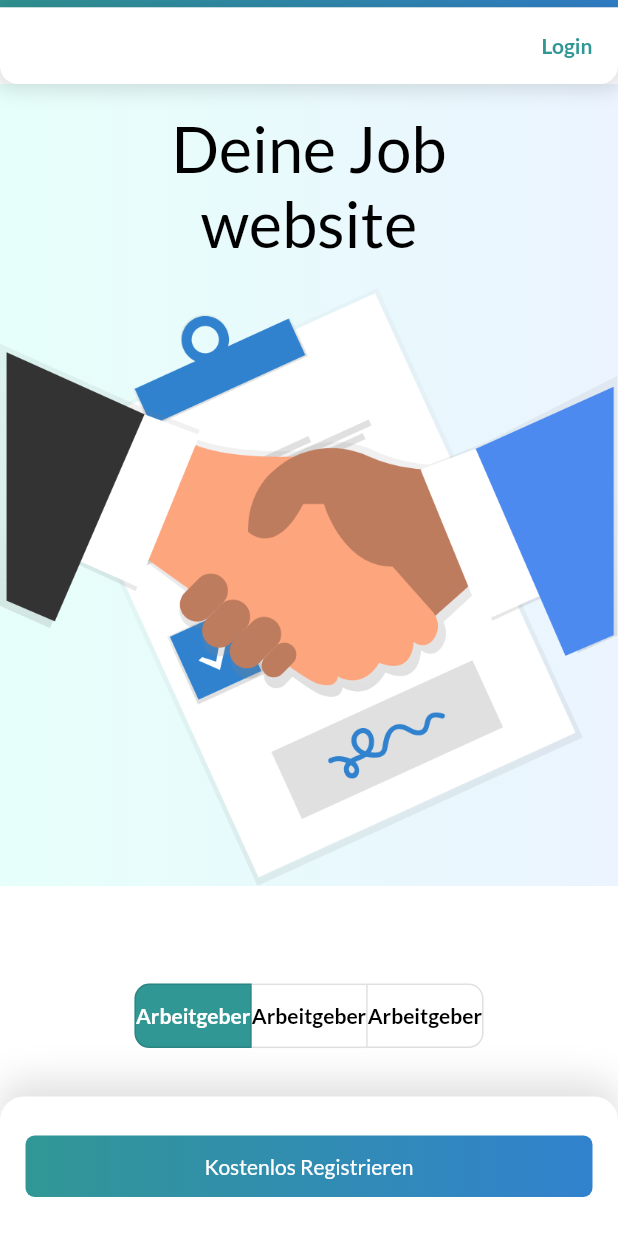
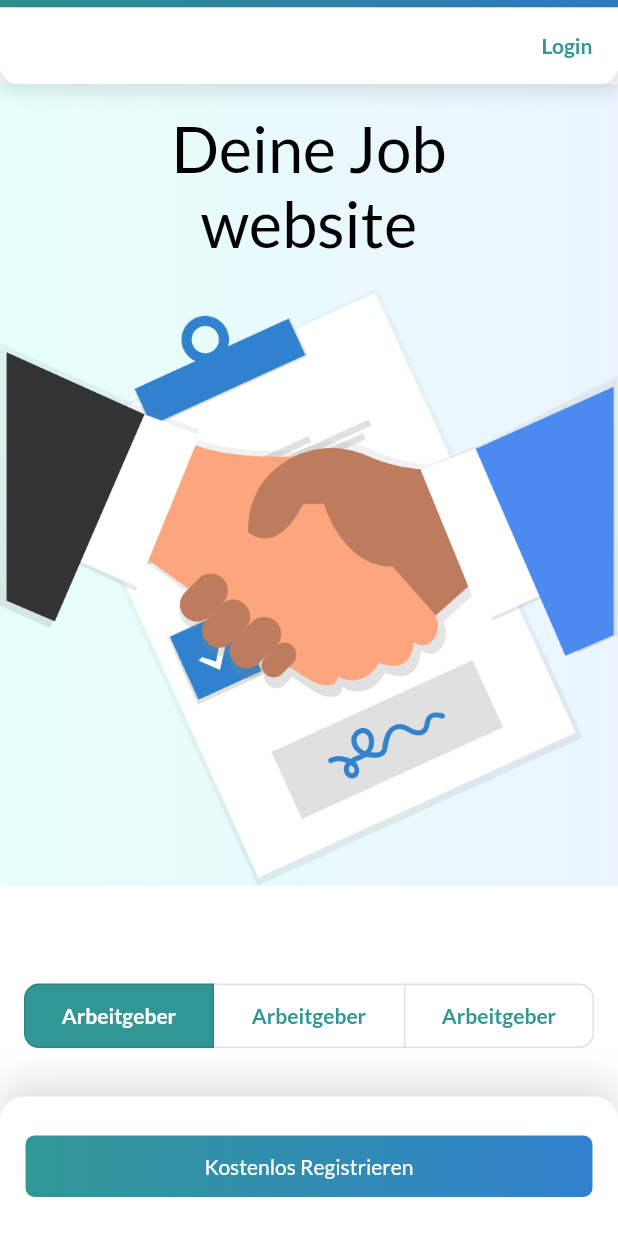
Before and after one commit to ologunB/test_project, a Flutter app: the screen it shows after launch, on a phone screen of 412 x 824 dp. Run offline on Flutter 3.47's test engine with Material 2 defaults, Android fonts, the phone set to English and light mode, and no system bars; our stand-ins replace responsive_builder.

Commit message:
last touches

```diff
--- a/lib/components/tab_widget.dart
+++ b/lib/components/tab_widget.dart
@@ -43,8 +43,9 @@ class _TabWidgetState extends State<TabWidget> {
                       textAlign: TextAlign.center,
                       style: TextStyle(
                           fontSize: 14,
-                          color:
-                              _currentIndex == 0 ? Colors.white : Colors.black,
+                          color: _currentIndex == 0
+                              ? Colors.white
+                              : AppColors.primary,
                           fontWeight: FontWeight.bold),
                     ),
                   ),
@@ -71,8 +72,9 @@ class _TabWidgetState extends State<TabWidget> {
                       textAlign: TextAlign.center,
                       style: TextStyle(
                           fontSize: 14,
-                          color:
-                              _currentIndex == 1 ? Colors.white : Colors.black,
+                          color: _currentIndex == 1
+                              ? Colors.white
+                              : AppColors.primary,
                           fontWeight: FontWeight.bold),
                     ),
                   ),
@@ -100,8 +102,9 @@ class _TabWidgetState extends State<TabWidget> {
                       textAlign: TextAlign.center,
                       style: TextStyle(
                           fontSize: 14,
-                          color:
-                              _currentIndex == 2 ? Colors.white : Colors.black,
+                          color: _currentIndex == 2
+                              ? Colors.white
+                              : AppColors.primary,
                           fontWeight: FontWeight.bold),
                     ),
                   ),
--- a/lib/screens/home_screen.dart
+++ b/lib/screens/home_screen.dart
@@ -1,4 +1,3 @@
-import 'package:flutter/cupertino.dart';
 import 'package:flutter/material.dart';
 import 'package:responsive_builder/responsive_builder.dart';
 import 'package:test_project/components/button.dart';
@@ -20,7 +19,7 @@ class _HomeScreenState extends State<HomeScreen> {
       builder: (context, sizingInformation) {
         bool isMobile = sizingInformation.isMobile ||
             sizingInformation.screenSize.width < 870;
-        print(isMobile);
+
         return Scaffold(
           backgroundColor: Colors.white,
           bottomNavigationBar: !isMobile
@@ -51,6 +50,7 @@ class _HomeScreenState extends State<HomeScreen> {
                 ),
           appBar: PreferredSize(
             child: Column(
+              mainAxisSize: MainAxisSize.min,
               children: [
                 Container(
                   height: 5,
@@ -161,7 +161,9 @@ class _HomeScreenState extends State<HomeScreen> {
                       mainAxisAlignment: MainAxisAlignment.center,
                       children: [
                         SizedBox(
-                          width: isMobile ? null : 480,
+                          width: isMobile
+                              ? MediaQuery.of(context).size.width
+                              : 480,
                           child: TabWidget(),
                         ),
                       ],
@@ -209,12 +211,14 @@ class _HomeScreenState extends State<HomeScreen> {
                         ),
                       ],
                     ),
-              Container(
-                decoration: BoxDecoration(
+              CustomPaint(
+                painter: DemoPainter(),
+                child: Container(
+                  /*    decoration: BoxDecoration(
                     gradient: LinearGradient(
                       colors: [Color(0xffE6FFFA), Color(0xffEBF4FF)],
                     ),
-                ),
+                  ),*/
                   padding: EdgeInsets.only(top: 100, left: 40),
                   child: isMobile
                       ? Column(
@@ -239,6 +243,7 @@ class _HomeScreenState extends State<HomeScreen> {
                             SizedBox(width: 50),
                             text('2'),
                           ],
+                        ),
                 ),
               ),
               Container(
@@ -295,7 +300,7 @@ class _HomeScreenState extends State<HomeScreen> {
                 ),
               ),
               Column(
-                mainAxisAlignment: MainAxisAlignment.end,
+                mainAxisAlignment: MainAxisAlignment.center,
                 children: [
                   Text(
                     'Erstellen dein Lebenslauf',
@@ -313,3 +318,46 @@ class _HomeScreenState extends State<HomeScreen> {
         ),
       );
 }
+
+class DemoPainter extends CustomPainter {
+  @override
+  void paint(Canvas canvas, Size size) {
+    final paint = Paint()
+      ..color = Color(0xffE6FFFA)
+      ..style = PaintingStyle.fill;
+
+    final path = new Path()
+      ..moveTo(size.width * .6, 0)
+      ..quadraticBezierTo(
+        size.width * .7,
+        size.height * .108,
+        size.width * .9,
+        size.height * .05,
+      )
+      ..arcToPoint(
+        Offset(
+          size.width * .93,
+          size.height * .85,
+        ),
+        radius: Radius.circular(size.height * .05),
+        largeArc: true,
+      )
+      ..cubicTo(
+        size.width * .5,
+        size.height * .84,
+        size.width * .5,
+        size.height * .86,
+        0,
+        size.height * .93,
+      )
+      ..lineTo(0, 0)
+      ..close();
+
+    canvas.drawPath(path, paint);
+  }
+
+  @override
+  bool shouldRepaint(covariant CustomPainter oldDelegate) {
+    return false;
+  }
+}
```
Lines whose indentation alone changed are shown as unchanged.
